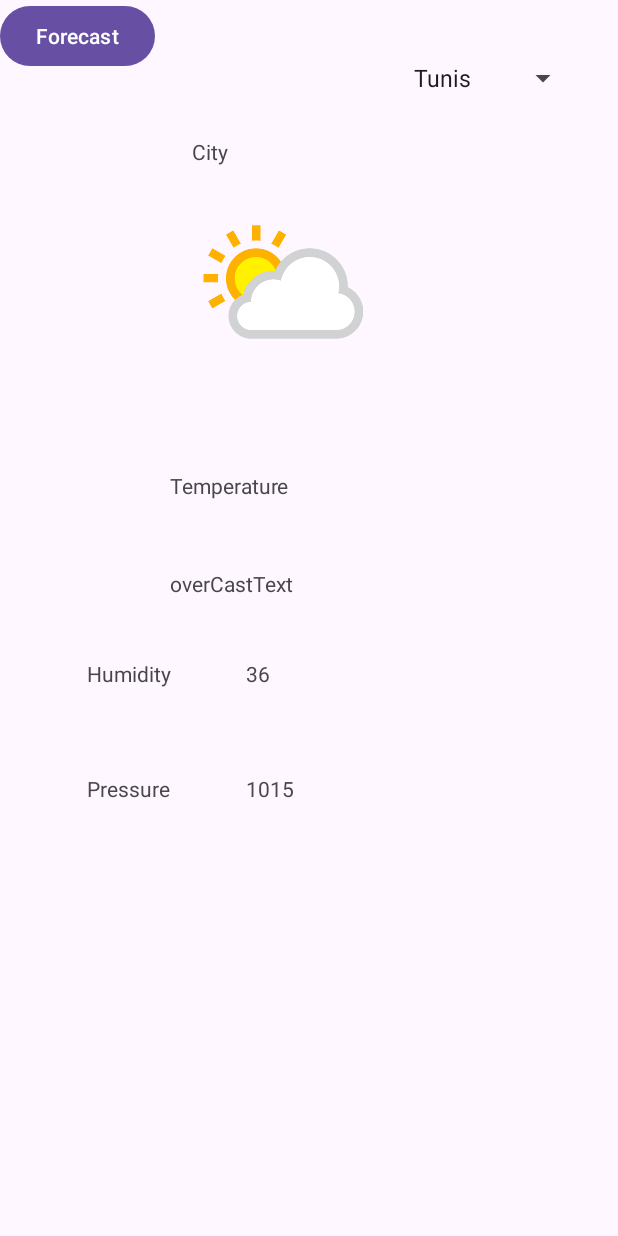
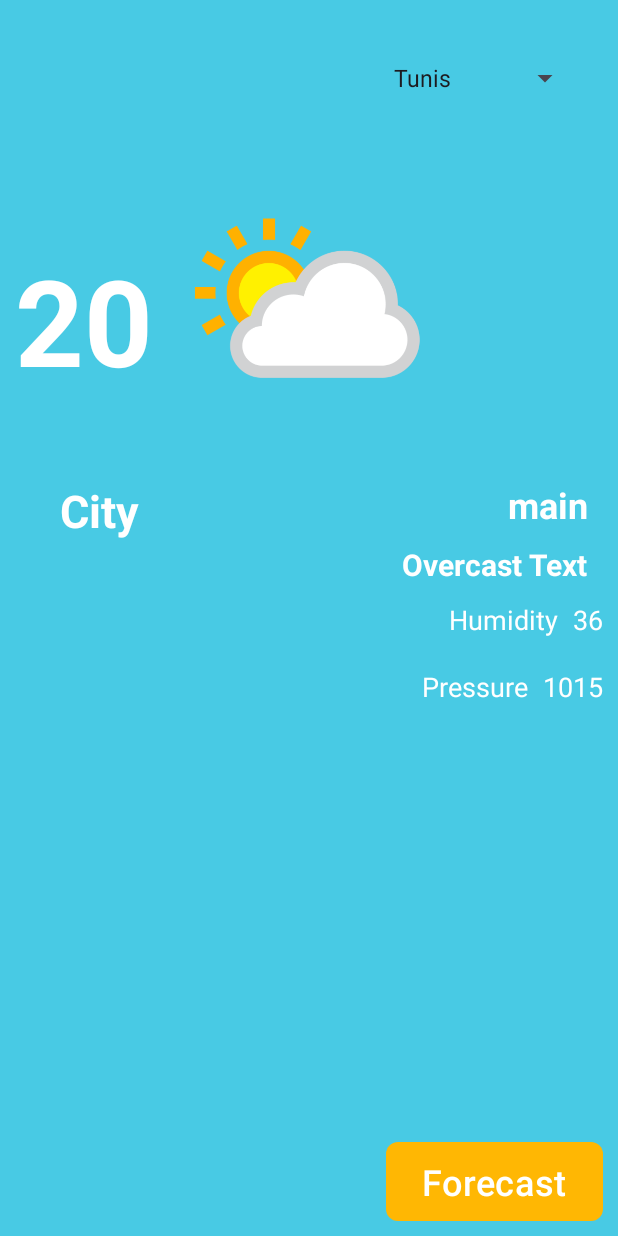
Before and after one commit to omarjabloun-hub/Weather-app, an Android app: the screen it shows after launch (MainActivity), on a phone screen of 412 x 824 dp. Run offline under Robolectric (Android 15) with nearby library versions, the phone set to English and light mode, and no system bars; 1 statement that could not run was skipped.

```diff
--- a/app/src/main/java/com/example/tp5_android/Coord.kt
+++ b/app/src/main/java/com/example/tp5_android/Coord.kt
@@ -1,6 +1,6 @@
 package com.example.tp5_android
 
 data class Coord(
-    val lat: Int,
-    val lon: Int
+    val lat: Double,
+    val lon: Double
 )
--- a/app/src/main/java/com/example/tp5_android/ForecastAdapter.kt
+++ b/app/src/main/java/com/example/tp5_android/ForecastAdapter.kt
@@ -2,6 +2,7 @@ import android.content.Context
 import android.view.LayoutInflater
 import android.view.View
 import android.view.ViewGroup
+import android.widget.ImageView
 import android.widget.TextView
 import androidx.recyclerview.widget.RecyclerView
 import com.example.tp5_android.ForecastItem
@@ -35,12 +36,27 @@ class ForecastAdapter(private val context: Context, private val forecastList: Fo
         private val dateTimeTextView: TextView = itemView.findViewById(R.id.textViewDateTime)
         private val temperatureTextView: TextView = itemView.findViewById(R.id.textViewTemperature)
         private val windSpeedTextView: TextView = itemView.findViewById(R.id.textViewWind)
+        private val weatherIconImageView: ImageView = itemView.findViewById(R.id.imageViewWeatherIcon)
+
 
         fun bind(elemList: elemList) {
             dateTimeTextView.text = elemList.dt_txt
             temperatureTextView.text = "${convertKelvinToCelsius(elemList.main.temp)} °C"
             windSpeedTextView.text = "Wind: ${elemList.wind.speed} m/s"
 
+            updateWeatherImage(weatherIconImageView, elemList.weather[0].main)
+
+        }
+
+        private fun updateWeatherImage(imageView: ImageView, weatherCondition: String) {
+            when (weatherCondition.toLowerCase()) {
+                "clear" -> imageView.setImageResource(R.drawable.ic_clear_sky)
+                "rain" -> imageView.setImageResource(R.drawable.rainy)
+                "clouds" -> imageView.setImageResource(R.drawable.cloudy)
+
+                // Default case (fallback image when condition is unknown)
+                else -> imageView.setImageResource(R.drawable.ic_clear_sky)
+            }
         }
     }
     private fun convertKelvinToCelsius(kelvin: Double): Int {
--- a/app/src/main/java/com/example/tp5_android/MainActivity.kt
+++ b/app/src/main/java/com/example/tp5_android/MainActivity.kt
@@ -13,14 +13,12 @@ import android.widget.Spinner
 import android.widget.TextView
 import android.widget.Toast
 import androidx.lifecycle.ViewModelProvider
-import retrofit2.Call
-import retrofit2.Callback
-import retrofit2.Response
 import kotlin.math.roundToInt
 
 class MainActivity : AppCompatActivity() {
 
     var selectedCityId:Int = 2464461 // Tunisia by default
+    private lateinit var weatherViewModel: WeatherViewModel;
     override fun onCreate(savedInstanceState: Bundle?) {
         super.onCreate(savedInstanceState)
         setContentView(R.layout.activity_main)
@@ -29,6 +27,8 @@ class MainActivity : AppCompatActivity() {
         val cities = resources.getStringArray(R.array.city_array)
 
         citySpinner.adapter = ArrayAdapter(this, android.R.layout.simple_spinner_item, cities)
+
+        weatherViewModel = ViewModelProvider(this).get(WeatherViewModel::class.java)
 
 
         citySpinner.onItemSelectedListener = object : AdapterView.OnItemSelectedListener {
@@ -51,27 +51,42 @@ class MainActivity : AppCompatActivity() {
     }
 
     private fun fetchWeatherData(cityName: String) {
-        val weatherViewModel = ViewModelProvider(this).get(WeatherViewModel::class.java)
+        Log.d("fetching","ho")
         weatherViewModel.getWeatherData(cityName,this).observe(this) {wheatherResponse ->
+            Log.d("weather response: ",wheatherResponse.toString())
             displayWeatherData(wheatherResponse)
             selectedCityId = wheatherResponse.id
+            Log.d("id: ",selectedCityId.toString())
             Toast.makeText(this, "Weather data fetched successfully", Toast.LENGTH_SHORT).show()
         }
     }
 
     private fun displayWeatherData(weatherResponse: WeatherResponse?) {
-        // Update UI with weather data
-        // Example: Update TextViews with weather details
         weatherResponse?.let {
-            findViewById<TextView>(R.id.tempText).text = "${convertKelvinToCelsius(it.main.temp)} \u2103" // Temperature in Celsius
+            findViewById<TextView>(R.id.tempText).text = "${convertKelvinToCelsius(it.main.temp)} \u2103"
+            findViewById<TextView>(R.id.mainText).text = it.weather[0].main
             findViewById<TextView>(R.id.overCastText).text = it.weather[0].description
             findViewById<TextView>(R.id.humidityTextView2).text = "${it.main.humidity}%"
             findViewById<TextView>(R.id.pressureTextView).text = "${it.main.pressure} hPa"
             findViewById<TextView>(R.id.cityText).text = it.name
+            updateWeatherImage(it.weather[0].main)
         }
     }
 
     private fun convertKelvinToCelsius(kelvin: Double): Int {
         return (kelvin - 273.15).roundToInt()
     }
+
+    private fun updateWeatherImage(weatherCondition: String) {
+        val imageView = findViewById<ImageView>(R.id.imageView)
+
+        when (weatherCondition.toLowerCase()) {
+            "clear" -> imageView.setImageResource(R.drawable.ic_clear_sky)
+            "rain" -> imageView.setImageResource(R.drawable.rainy)
+            "clouds" -> imageView.setImageResource(R.drawable.cloudy)
+
+            // Default case (fallback image when condition is unknown)
+            else -> imageView.setImageResource(R.drawable.ic_clear_sky)
+        }
 }
+}
--- a/app/src/main/java/com/example/tp5_android/WeatherRepository.kt
+++ b/app/src/main/java/com/example/tp5_android/WeatherRepository.kt
@@ -21,15 +21,18 @@ class WeatherRepository {
                     call: Call<WeatherResponse>,
                     response: Response<WeatherResponse>
                 ) {
+                    Log.d("response:",response.toString())
                     if (response.isSuccessful) {
                         weatherData.value = response.body()
-                        Log.d("response: ",response.body().toString())
+                        Log.d("response succ: ",response.body().toString())
                     } else{
+                        Log.e("response error: ", response.message())
                         Toast.makeText(context, "Network request failed", Toast.LENGTH_SHORT).show()
                     }
                 }
 
                 override fun onFailure(call: Call<WeatherResponse>, t: Throwable) {
+                    Log.e("network failure: ", t.message, t)
                     Toast.makeText(context, "Network request failed", Toast.LENGTH_SHORT).show()
                 }
             })
--- /dev/null
+++ b/app/src/main/res/drawable/rounded_button_background.xml
@@ -0,0 +1,5 @@
+<?xml version="1.0" encoding="utf-8"?>
+<shape xmlns:android="http://schemas.android.com/apk/res/android">
+    <solid android:color="#ffb703" /> <!-- Use the color code for light blue -->
+    <corners android:radius="8dp" /> <!-- Adjust the radius to control corner roundness -->
+</shape>
--- a/app/src/main/res/layout/activity_main.xml
+++ b/app/src/main/res/layout/activity_main.xml
@@ -4,6 +4,7 @@
     xmlns:tools="http://schemas.android.com/tools"
     android:layout_width="match_parent"
     android:layout_height="match_parent"
+    android:background="#48cae4"
     tools:context=".MainActivity">
 
 
@@ -16,114 +17,147 @@
         app:layout_constraintEnd_toEndOf="parent"
         app:layout_constraintHorizontal_bias="0.911"
         app:layout_constraintStart_toStartOf="parent"
-        app:layout_constraintTop_toTopOf="parent" />
+        app:layout_constraintTop_toTopOf="parent"
+        android:spinnerItemStyle="@style/SpinnerItemStyle"/>
+
+
+
+    <LinearLayout
+        android:id="@+id/linearLayout"
+        android:layout_width="match_parent"
+        android:layout_height="200dp"
+        app:layout_constraintStart_toStartOf="parent"
+        app:layout_constraintTop_toTopOf="parent"
+        android:layout_marginTop="120dp"
+        >
+        <TextView
+            android:id="@+id/tempText"
+            android:layout_width="wrap_content"
+            android:layout_height="wrap_content"
+            android:text="20"
+            app:layout_constraintStart_toStartOf="parent"
+            app:layout_constraintTop_toTopOf="parent"
+            android:layout_marginTop="40dp"
+            android:layout_marginStart="10dp"
+            android:textSize="80sp"
+            android:textStyle="bold"
+            android:textColor="#FFFFFF"
+            />
+        <ImageView
+            android:id="@+id/imageView"
+            android:layout_width="180dp"
+            android:layout_height="180dp"
+            android:layout_marginStart="15dp"
+            app:layout_constraintBottom_toBottomOf="parent"
+            app:layout_constraintEnd_toEndOf="parent"
+            app:layout_constraintStart_toStartOf="parent"
+            app:layout_constraintTop_toTopOf="parent"
+            app:srcCompat="@drawable/ic_clear_sky" />
+    </LinearLayout>
 
     <TextView
-        android:id="@+id/tempText"
-        android:layout_width="144dp"
-        android:layout_height="43dp"
-        android:text="Temperature"
-        app:layout_constraintBottom_toBottomOf="parent"
+        android:id="@+id/cityText"
+        android:layout_width="wrap_content"
+        android:layout_height="wrap_content"
+        android:text="City"
+        app:layout_constraintTop_toBottomOf="@+id/linearLayout"
+        app:layout_constraintStart_toStartOf="parent"
+        android:layout_marginStart="40dp"
+        android:textSize="30sp"
+        android:textStyle="bold"
+        android:textColor="#FFFFFF"
+         />
+    <TextView
+        android:id="@+id/mainText"
+        android:layout_width="wrap_content"
+        android:layout_height="wrap_content"
+        android:text="main"
         app:layout_constraintEnd_toEndOf="parent"
-        app:layout_constraintHorizontal_bias="0.423"
-        app:layout_constraintStart_toStartOf="parent"
-        app:layout_constraintTop_toTopOf="parent"
-        app:layout_constraintVertical_bias="0.402" />
+        app:layout_constraintTop_toBottomOf="@+id/linearLayout"
+        android:layout_marginRight="20dp"
+        android:layout_marginTop="0dp"
+        android:textSize="24sp"
+        android:textStyle="bold"
+        android:textColor="#FFFFFF"
+        />
 
     <TextView
         android:id="@+id/overCastText"
-        android:layout_width="129dp"
-        android:layout_height="34dp"
-        android:text="overCastText"
-        app:layout_constraintBottom_toBottomOf="parent"
+        android:layout_width="wrap_content"
+        android:layout_height="wrap_content"
+        android:text="Overcast Text"
         app:layout_constraintEnd_toEndOf="parent"
-        app:layout_constraintHorizontal_bias="0.4"
-        app:layout_constraintStart_toStartOf="parent"
-        app:layout_constraintTop_toTopOf="parent"
-        app:layout_constraintVertical_bias="0.48" />
+        app:layout_constraintTop_toBottomOf="@+id/mainText"
+        android:layout_marginRight="20dp"
+        android:layout_marginTop="10dp"
+        android:textSize="20sp"
+        android:textStyle="bold"
+        android:textColor="#FFFFFF"
+        />
 
     <TextView
+        android:id="@+id/humidityTextView"
+        android:layout_width="wrap_content"
+        android:layout_height="wrap_content"
+        android:text="Humidity"
+        app:layout_constraintEnd_toStartOf="@id/humidityTextView2"
+        app:layout_constraintTop_toBottomOf="@id/cityText"
+        android:layout_marginRight="10dp"
+        android:layout_marginTop="40dp"
+        android:textSize="18sp"
+        android:textColor="#FFFFFF"
+        />
+    <TextView
         android:id="@+id/humidityTextView2"
-        android:layout_width="78dp"
-        android:layout_height="30dp"
+        android:layout_width="wrap_content"
+        android:layout_height="wrap_content"
         android:text="36"
-        app:layout_constraintBottom_toBottomOf="parent"
         app:layout_constraintEnd_toEndOf="parent"
-        app:layout_constraintHorizontal_bias="0.492"
-        app:layout_constraintStart_toStartOf="parent"
-        app:layout_constraintTop_toTopOf="parent"
-        app:layout_constraintVertical_bias="0.553" />
+        app:layout_constraintTop_toBottomOf="@id/cityText"
+        android:layout_marginTop="40dp"
+        android:layout_marginEnd="10dp"
+        android:textSize="18sp"
+        android:textColor="#FFFFFF"
+         />
+
+    <TextView
+        android:id="@+id/pressureTextView3"
+        android:layout_width="wrap_content"
+        android:layout_height="wrap_content"
+        android:text="Pressure"
+        app:layout_constraintTop_toBottomOf="@+id/humidityTextView"
+        app:layout_constraintEnd_toStartOf="@+id/pressureTextView"
+        android:layout_marginRight="10dp"
+        android:layout_marginTop="20dp"
+        android:textSize="18sp"
+        android:textColor="#FFFFFF"
+         />
 
     <TextView
         android:id="@+id/pressureTextView"
-        android:layout_width="78dp"
-        android:layout_height="30dp"
+        android:layout_width="wrap_content"
+        android:layout_height="wrap_content"
         android:text="1015"
-        app:layout_constraintBottom_toBottomOf="parent"
+        app:layout_constraintTop_toBottomOf="@+id/humidityTextView2"
         app:layout_constraintEnd_toEndOf="parent"
-        app:layout_constraintHorizontal_bias="0.492"
-        app:layout_constraintStart_toStartOf="parent"
-        app:layout_constraintTop_toTopOf="parent"
-        app:layout_constraintVertical_bias="0.65" />
+        android:layout_marginTop="20dp"
+        android:layout_marginEnd="10dp"
+        android:textSize="18sp"
+        android:textColor="#FFFFFF"/>
 
-    <TextView
-        android:id="@+id/humidityTextView"
-        android:layout_width="78dp"
-        android:layout_height="30dp"
-        android:text="Humidity"
-        app:layout_constraintBottom_toBottomOf="parent"
-        app:layout_constraintEnd_toEndOf="parent"
-        app:layout_constraintHorizontal_bias="0.174"
-        app:layout_constraintStart_toStartOf="parent"
-        app:layout_constraintTop_toTopOf="parent"
-        app:layout_constraintVertical_bias="0.553" />
-
-    <TextView
-        android:id="@+id/pressureTextView3"
-        android:layout_width="78dp"
-        android:layout_height="30dp"
-        android:text="Pressure"
-        app:layout_constraintBottom_toBottomOf="parent"
-        app:layout_constraintEnd_toEndOf="parent"
-        app:layout_constraintHorizontal_bias="0.174"
-        app:layout_constraintStart_toStartOf="parent"
-        app:layout_constraintTop_toTopOf="parent"
-        app:layout_constraintVertical_bias="0.65" />
-
-    <TextView
-        android:id="@+id/cityText"
-        android:layout_width="129dp"
-        android:layout_height="34dp"
-        android:text="City"
-        app:layout_constraintBottom_toBottomOf="parent"
-        app:layout_constraintEnd_toEndOf="parent"
-        app:layout_constraintHorizontal_bias="0.453"
-        app:layout_constraintStart_toStartOf="parent"
-        app:layout_constraintTop_toTopOf="parent"
-        app:layout_constraintVertical_bias="0.116" />
-
-    <ImageView
-        android:id="@+id/imageView"
-        android:layout_width="132dp"
-        android:layout_height="128dp"
-        android:layout_marginStart="124dp"
-        android:layout_marginTop="132dp"
-        android:layout_marginEnd="155dp"
-        android:layout_marginBottom="471dp"
-        app:layout_constraintBottom_toBottomOf="parent"
-        app:layout_constraintEnd_toEndOf="parent"
-        app:layout_constraintHorizontal_bias="1.0"
-        app:layout_constraintStart_toStartOf="parent"
-        app:layout_constraintTop_toTopOf="parent"
-        app:layout_constraintVertical_bias="0.0"
-        app:srcCompat="@drawable/good" />
 
     <Button
         android:id="@+id/button"
         android:layout_width="wrap_content"
         android:layout_height="wrap_content"
         android:text="Forecast"
-        tools:layout_editor_absoluteX="299dp"
-        tools:layout_editor_absoluteY="647dp" />
+        app:layout_constraintBottom_toBottomOf="parent"
+        app:layout_constraintEnd_toEndOf="parent"
+        android:textSize="24sp"
+        android:layout_marginEnd="10dp"
+        android:layout_marginBottom="10dp"
+        app:backgroundTint="@null"
+        android:background="@drawable/rounded_button_background"
+        />
 
 </androidx.constraintlayout.widget.ConstraintLayout>
--- a/app/src/main/res/layout/activity_weather_forecast.xml
+++ b/app/src/main/res/layout/activity_weather_forecast.xml
@@ -4,6 +4,7 @@
     xmlns:tools="http://schemas.android.com/tools"
     android:layout_width="match_parent"
     android:layout_height="match_parent"
+    android:background="#48cae4"
     tools:context=".WeatherForecastActivity">
 
     <androidx.recyclerview.widget.RecyclerView
@@ -31,6 +32,9 @@
         android:layout_marginTop="7dp"
         android:text="Back"
         app:layout_constraintStart_toStartOf="parent"
-        app:layout_constraintTop_toTopOf="parent" />
+        app:layout_constraintTop_toTopOf="parent"
+        app:backgroundTint="@null"
+        android:background="@drawable/rounded_button_background"
+        />
 
 </androidx.constraintlayout.widget.ConstraintLayout>
--- a/app/src/main/res/layout/forecast_item.xml
+++ b/app/src/main/res/layout/forecast_item.xml
@@ -20,8 +20,8 @@
         android:id="@+id/imageViewWeatherIcon"
         android:layout_width="50dp"
         android:layout_height="50dp"
-        android:src="@drawable/good"
-        android:layout_marginBottom="4dp"/>
+        android:src="@drawable/ic_clear_sky"
+        />
 
     <!-- Weather description (e.g., cloudy, sunny, etc.) -->
     <TextView
@@ -30,7 +30,7 @@
         android:layout_height="wrap_content"
         android:textSize="14sp"
         android:textColor="@android:color/black"
-        android:layout_marginBottom="4dp"/>
+        />
 
     <!-- Temperature -->
     <TextView
--- /dev/null
+++ b/app/src/main/res/layout/spinner_item_layout.xml
@@ -0,0 +1,6 @@
+<TextView
+    xmlns:android="http://schemas.android.com/apk/res/android"
+    android:id="@android:id/text1"
+    android:layout_width="match_parent"
+    android:layout_height="wrap_content"
+    android:textColor="#FFFFFF" />
--- a/app/src/main/res/values/arrays.xml
+++ b/app/src/main/res/values/arrays.xml
@@ -4,5 +4,9 @@
         <item>Tunis</item>
         <item>London</item>
         <item>Paris</item>
+        <item>California</item>
+        <item>Sydney</item>
+        <item>Moscow</item>
+        <item>Dubai</item>
     </string-array>
 </resources>
--- a/app/src/main/res/values/themes.xml
+++ b/app/src/main/res/values/themes.xml
@@ -6,4 +6,9 @@
     </style>
 
     <style name="Theme.TP5Android" parent="Base.Theme.TP5Android" />
+    <!-- res/values/styles.xml -->
+    <style name="SpinnerItemStyle" parent="@android:style/Widget.TextView.SpinnerItem">
+        <item name="android:layout">@layout/spinner_item_layout</item>
+    </style>
+
 </resources>
```
Also changed, not shown: app/src/main/res/drawable/cloudy.png (added), app/src/main/res/drawable/ic_clear_sky.png (renamed from app/src/main/res/drawable/good.png), app/src/main/res/drawable/rainy.png (added).
